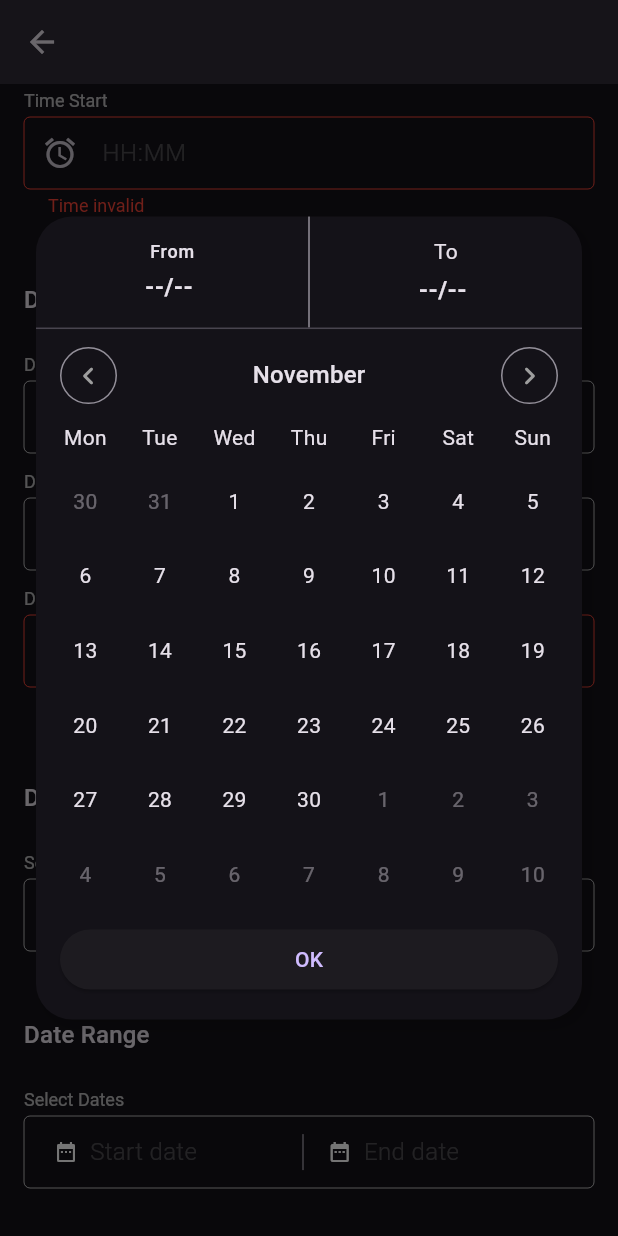
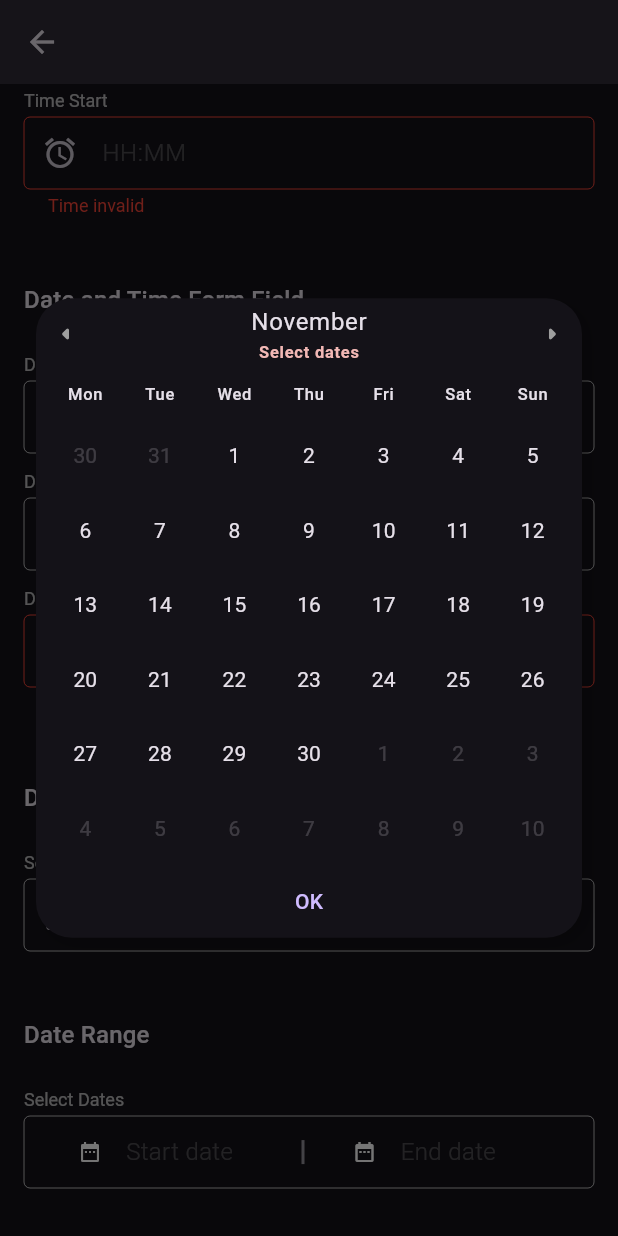
Before and after one commit to dangngocduc/fl_form, a Flutter app: the DateFormFieldPage screen opened directly, scrolled down 576 dp, after a tap on "Start date", on a phone screen of 412 x 824 dp. Run offline on Flutter 3.47's test engine with Material 2 defaults, Android fonts, the phone set to English and light mode, and no system bars; our stand-ins replace image_picker, stream_transform, tuple; missing offline and left inert: random_avatar.

Commit message:
Update data

```diff
--- a/lib/formfield/dialog/fl_date_range_picker.dart
+++ b/lib/formfield/dialog/fl_date_range_picker.dart
@@ -3,14 +3,18 @@ import 'package:flutter/material.dart';
 import 'package:intl/intl.dart';
 
 class FlDateRangePicker extends StatefulWidget {
-  const FlDateRangePicker(
-      {Key? key,
+  const FlDateRangePicker({
+    Key? key,
     this.initialStartDate,
     this.initialEndDate,
     this.startEndDateChange,
     this.minimumDate,
-      this.maximumDate})
-      : super(key: key);
+    required this.textSelectDate,
+    required this.textSelectEndDate,
+    this.maximumDate,
+  }) : super(key: key);
+  final String textSelectDate;
+  final String textSelectEndDate;
   final DateTime? minimumDate;
   final DateTime? maximumDate;
   final DateTime? initialStartDate;
@@ -27,6 +31,60 @@ class _FlDateRangePickerState extends State<FlDateRangePicker> {
   DateTime currentMonthDate = DateTime.now();
   DateTime? startDate;
   DateTime? endDate;
+
+  Widget getDateSelectedWidget() {
+    if (startDate == null && endDate == null) {
+      return Text(
+        widget.textSelectDate,
+        style: Theme.of(context).textTheme.labelSmall?.copyWith(
+              color: Theme.of(context).colorScheme.error,
+              fontWeight: FontWeight.w700,
+            ),
+      );
+    } else {
+      DateFormat dateFormat = DateFormat.MMMd();
+      if (endDate == null) {
+        return RichText(
+          text: TextSpan(
+            children: [
+              TextSpan(
+                text: '${dateFormat.format(startDate!)} - ',
+                style: Theme.of(context).textTheme.labelSmall?.copyWith(
+                      fontWeight: FontWeight.w700,
+                    ),
+              ),
+              TextSpan(
+                text: widget.textSelectEndDate,
+                style: Theme.of(context).textTheme.labelSmall?.copyWith(
+                      fontWeight: FontWeight.w700,
+                      color: Theme.of(context).colorScheme.error,
+                    ),
+              ),
+            ],
+          ),
+        );
+      } else {
+        return RichText(
+          text: TextSpan(
+            children: [
+              TextSpan(
+                text: '${dateFormat.format(startDate!)} - ',
+                style: Theme.of(context).textTheme.labelSmall?.copyWith(
+                      fontWeight: FontWeight.w700,
+                    ),
+              ),
+              TextSpan(
+                text: dateFormat.format(endDate!),
+                style: Theme.of(context).textTheme.labelSmall?.copyWith(
+                      fontWeight: FontWeight.w700,
+                    ),
+              ),
+            ],
+          ),
+        );
+      }
+    }
+  }
 
   @override
   void initState() {
@@ -65,67 +123,44 @@ class _FlDateRangePickerState extends State<FlDateRangePicker> {
         mainAxisSize: MainAxisSize.min,
         children: <Widget>[
           Padding(
-            padding:
-                const EdgeInsets.only(left: 8.0, right: 8.0, top: 4, bottom: 4),
+            padding: const EdgeInsets.only(
+                left: 8.0, right: 8.0, top: 4, bottom: 12),
             child: Row(
               children: <Widget>[
-                Padding(
-                  padding: const EdgeInsets.all(8.0),
-                  child: Container(
-                    height: 38,
-                    width: 38,
-                    decoration: BoxDecoration(
-                      borderRadius:
-                          const BorderRadius.all(Radius.circular(24.0)),
-                      border: Border.all(
-                        color: Theme.of(context).dividerColor,
-                      ),
-                    ),
-                    child: Material(
+                Material(
                   color: Colors.transparent,
                   child: InkWell(
-                        borderRadius:
-                            const BorderRadius.all(Radius.circular(24.0)),
+                    borderRadius: const BorderRadius.all(Radius.circular(24.0)),
                     onTap: () {
                       setState(() {
-                            currentMonthDate = DateTime(currentMonthDate.year,
-                                currentMonthDate.month, 0);
+                        currentMonthDate = DateTime(
+                            currentMonthDate.year, currentMonthDate.month, 0);
                         setListOfDate(currentMonthDate);
                       });
                     },
-                        child: Icon(
-                          Icons.keyboard_arrow_left_rounded,
+                    child: const Icon(
+                      Icons.arrow_left_rounded,
                       color: Colors.grey,
                     ),
                   ),
                 ),
+                Expanded(
+                  child: Column(
+                    children: [
+                      Center(
+                        child: Text(
+                          DateFormat('MMMM').format(currentMonthDate),
+                          style: Theme.of(context).textTheme.bodyLarge,
                         ),
                       ),
-                Expanded(
-                  child: Center(
-                    child: Text(
-                      DateFormat('MMMM').format(currentMonthDate),
-                      style: Theme.of(context).textTheme.titleMedium,
+                      getDateSelectedWidget()
+                    ],
                   ),
                 ),
-                ),
-                Padding(
-                  padding: const EdgeInsets.all(8.0),
-                  child: Container(
-                    height: 38,
-                    width: 38,
-                    decoration: BoxDecoration(
-                      borderRadius:
-                          const BorderRadius.all(Radius.circular(24.0)),
-                      border: Border.all(
-                        color: Theme.of(context).dividerColor,
-                      ),
-                    ),
-                    child: Material(
+                Material(
                   color: Colors.transparent,
                   child: InkWell(
-                        borderRadius:
-                            const BorderRadius.all(Radius.circular(24.0)),
+                    borderRadius: const BorderRadius.all(Radius.circular(24.0)),
                     onTap: () {
                       setState(() {
                         currentMonthDate = DateTime(currentMonthDate.year,
@@ -134,10 +169,8 @@ class _FlDateRangePickerState extends State<FlDateRangePicker> {
                       });
                     },
                     child: const Icon(
-                          Icons.keyboard_arrow_right_rounded,
+                      Icons.arrow_right_rounded,
                       color: Colors.grey,
-                        ),
-                      ),
                     ),
                   ),
                 ),
@@ -170,7 +203,7 @@ class _FlDateRangePickerState extends State<FlDateRangePicker> {
           child: Center(
             child: Text(
               DateFormat('EEE').format(dateList[i]),
-              style: Theme.of(context).textTheme.bodyMedium,
+              style: Theme.of(context).textTheme.labelSmall,
             ),
           ),
         ),
@@ -298,7 +331,7 @@ class _FlDateRangePickerState extends State<FlDateRangePicker> {
                                 '${date.day}',
                                 style: Theme.of(context)
                                     .textTheme
-                                    .bodyMedium!
+                                    .labelLarge!
                                     .copyWith(
                                         color: getIsItStartAndEndDate(date)
                                             ? Colors.white
@@ -306,13 +339,13 @@ class _FlDateRangePickerState extends State<FlDateRangePicker> {
                                                     date.month
                                                 ? Theme.of(context)
                                                     .textTheme
-                                                    .bodyText1!
+                                                    .labelLarge!
                                                     .color
                                                 : Theme.of(context)
                                                     .textTheme
-                                                    .caption!
+                                                    .labelLarge!
                                                     .color!
-                                                    .withOpacity(0.4),
+                                                    .withOpacity(0.2),
                                         fontWeight: getIsItStartAndEndDate(date)
                                             ? FontWeight.bold
                                             : FontWeight.normal),
--- a/lib/formfield/dialog/fl_date_range_picker_dialog.dart
+++ b/lib/formfield/dialog/fl_date_range_picker_dialog.dart
@@ -13,6 +13,10 @@ class CalendarPopUp extends StatefulWidget {
       this.onCancelClick,
       this.barrierDismissible = true,
       this.minimumDate,
+      required this.fromText,
+      required this.toText,
+      required this.textSelectDate,
+      required this.textSelectEndDate,
       this.maximumDate})
       : super(key: key);
 
@@ -21,6 +25,10 @@ class CalendarPopUp extends StatefulWidget {
   final bool barrierDismissible;
   final DateTime? initialStartDate;
   final DateTime? initialEndDate;
+  final String fromText;
+  final String toText;
+  final String textSelectDate;
+  final String textSelectEndDate;
   final Function(DateTime, DateTime)? onApplyClick;
 
   final Function()? onCancelClick;
@@ -101,6 +109,7 @@ class _CalendarPopUpState extends State<CalendarPopUp>
                           crossAxisAlignment: CrossAxisAlignment.stretch,
                           mainAxisSize: MainAxisSize.min,
                           children: <Widget>[
+                            /*
                             Row(
                               children: <Widget>[
                                 Expanded(
@@ -109,11 +118,13 @@ class _CalendarPopUpState extends State<CalendarPopUp>
                                     crossAxisAlignment:
                                         CrossAxisAlignment.center,
                                     children: <Widget>[
-                                      Text('From',
-                                          textAlign: TextAlign.left,
-                                          style: Theme.of(context)
-                                              .textTheme
-                                              .labelMedium),
+                                      Text(
+                                        widget.fromText,
+                                        textAlign: TextAlign.left,
+                                        style: Theme.of(context)
+                                            .textTheme
+                                            .labelMedium,
+                                      ),
                                       const SizedBox(
                                         height: 4,
                                       ),
@@ -121,7 +132,7 @@ class _CalendarPopUpState extends State<CalendarPopUp>
                                         startDate != null
                                             ? DateFormat('EEE, dd MMM')
                                                 .format(startDate!)
-                                            : '--/-- ',
+                                            : '__/__',
                                         style: Theme.of(context)
                                             .textTheme
                                             .bodyMedium!
@@ -143,10 +154,12 @@ class _CalendarPopUpState extends State<CalendarPopUp>
                                     crossAxisAlignment:
                                         CrossAxisAlignment.center,
                                     children: <Widget>[
-                                      Text('To',
-                                          style: Theme.of(context)
-                                              .textTheme
-                                              .bodyText2),
+                                      Text(
+                                        widget.toText,
+                                        style: Theme.of(context)
+                                            .textTheme
+                                            .labelMedium,
+                                      ),
                                       const SizedBox(
                                         height: 4,
                                       ),
@@ -154,7 +167,7 @@ class _CalendarPopUpState extends State<CalendarPopUp>
                                         endDate != null
                                             ? DateFormat('EEE, dd MMM')
                                                 .format(endDate!)
-                                            : '--/-- ',
+                                            : '__/__',
                                         style: Theme.of(context)
                                             .textTheme
                                             .bodyMedium!
@@ -170,11 +183,14 @@ class _CalendarPopUpState extends State<CalendarPopUp>
                             const Divider(
                               height: 1,
                             ),
+                            */
                             FlDateRangePicker(
                               minimumDate: widget.minimumDate,
                               maximumDate: widget.maximumDate,
                               initialEndDate: widget.initialEndDate,
                               initialStartDate: widget.initialStartDate,
+                              textSelectDate: widget.textSelectDate,
+                              textSelectEndDate: widget.textSelectEndDate,
                               startEndDateChange: (DateTime? startDateData,
                                   DateTime? endDateData) {
                                 setState(() {
@@ -185,8 +201,8 @@ class _CalendarPopUpState extends State<CalendarPopUp>
                             ),
                             Padding(
                               padding: const EdgeInsets.only(
-                                  left: 16, right: 16, bottom: 16, top: 8),
-                              child: ElevatedButton(
+                                  left: 16, right: 16, bottom: 0, top: 0),
+                              child: TextButton(
                                 onPressed: () {
                                   if (startDate != null && endDate != null) {
                                     Navigator.pop(
--- a/lib/formfield/fl_date_range_form_field.dart
+++ b/lib/formfield/fl_date_range_form_field.dart
@@ -11,12 +11,17 @@ class FlDateRangeFormField extends FormField<Tuple2<DateTime, DateTime>> {
     Tuple2<DateTime, DateTime>? initialValue,
     FormFieldSetter<Tuple2<DateTime, DateTime>>? onSaved,
     FormFieldValidator<Tuple2<DateTime, DateTime>>? validator,
+    EdgeInsetsGeometry? contentPadding,
     AutovalidateMode? autovalidateMode,
     required String label,
     required String placeholderText,
     Widget? prefixIcon,
     bool isRequired = false,
     bool enabled = true,
+    String fromText = 'From',
+    String textSelectDate = 'Select dates',
+    String textSelectEndDate = 'Select end date',
+    String toText = 'To',
   }) : super(
           initialValue: initialValue,
           onSaved: onSaved,
@@ -64,6 +69,10 @@ class FlDateRangeFormField extends FormField<Tuple2<DateTime, DateTime>> {
                           maximumDate: DateTime.now().add(
                             const Duration(days: 90),
                           ),
+                          textSelectDate: textSelectDate,
+                          textSelectEndDate: textSelectEndDate,
+                          fromText: fromText,
+                          toText: toText,
                           minimumDate: DateTime.now(),
                         );
                         // return DateRangePickerDialog(
@@ -82,6 +91,7 @@ class FlDateRangeFormField extends FormField<Tuple2<DateTime, DateTime>> {
                   },
                   child: InputDecorator(
                     decoration: InputDecoration(
+                      contentPadding: contentPadding,
                       hintText: placeholderText,
                       enabledBorder: field.hasError
                           ? Theme.of(field.context)
@@ -116,8 +126,8 @@ class FlDateRangeFormField extends FormField<Tuple2<DateTime, DateTime>> {
                           dateTime: field.value?.item1,
                         )),
                         Container(
-                          height: 24,
-                          width: 1,
+                          height: 16,
+                          width: 2,
                           margin: const EdgeInsets.symmetric(horizontal: 8)
                               .copyWith(right: 16),
                           color: Theme.of(field.context).dividerColor,
@@ -174,9 +184,10 @@ class DateInfo extends StatelessWidget {
   Widget build(BuildContext context) {
     return Row(
       children: [
-        icon,
-        const SizedBox(
-          width: 8,
+        Container(
+          width: 48,
+          child: icon,
+          alignment: Alignment.center,
         ),
         Expanded(
           child: dateTime == null
--- a/lib/formfield/fl_search_item_form_field.dart
+++ b/lib/formfield/fl_search_item_form_field.dart
@@ -1,6 +1,7 @@
 import 'package:fl_form/formfield/bottom_sheet/item_picker_default_widget.dart';
 import 'package:fl_form/formfield/bottom_sheet/single_item_picker_bottom_sheet.dart';
 import 'package:fl_form/formfield/dialog/fl_search_page.dart';
+import 'package:flutter/cupertino.dart';
 import 'package:flutter/material.dart';
 
 import 'fl_form_field_theme.dart';
@@ -19,6 +20,7 @@ class FlSearchItemFormField<T> extends FormField<T> {
     FormFieldValidator<T>? validator,
     FormFieldSetter<T>? onSaved,
     AutovalidateMode? autovalidateMode,
+    EdgeInsetsGeometry? contentPadding,
     bool enabled = true,
     T? initialValue,
     required this.onSearch,
@@ -78,13 +80,15 @@ class FlSearchItemFormField<T> extends FormField<T> {
                   child: InputDecorator(
                     decoration: InputDecoration(
                       hintText: placeholderText,
+                      contentPadding: contentPadding,
                       prefixIcon: prefixIcon,
                       suffixIcon: field.value != null
                           ? GestureDetector(
                               onTap: () {
                                 field.didChange(null);
                               },
-                              child: const Icon(Icons.clear_outlined))
+                              child: const Icon(
+                                  CupertinoIcons.clear_circled_solid))
                           : null,
                       enabledBorder: state.hasError
                           ? Theme.of(field.context)
--- a/lib/formfield/fl_text_form_field.dart
+++ b/lib/formfield/fl_text_form_field.dart
@@ -1,4 +1,5 @@
 import 'package:flutter/material.dart';
+import 'package:tuple/tuple.dart';
 
 import 'fl_form_field_theme.dart';
 
@@ -26,6 +27,8 @@ class FlTextFormField extends FormField<String> {
     bool autocorrect = true,
     bool enableSuggestions = true,
     Iterable<String>? autofillHints,
+    double? paddingLeftError,
+    Tuple2<Widget, Widget>? iconObscureText,
   }) : super(
           validator: validator,
           onSaved: onSaved,
@@ -89,8 +92,10 @@ class FlTextFormField extends FormField<String> {
                               state.toglgleShowPass();
                             },
                             child: state.obscureText
-                                ? const Icon(Icons.visibility_outlined)
-                                : const Icon(Icons.visibility_off_outlined),
+                                ? (iconObscureText?.item1 ??
+                                    const Icon(Icons.visibility_outlined))
+                                : (iconObscureText?.item2 ??
+                                    const Icon(Icons.visibility_off_outlined)),
                           )
                         : null,
                     enabledBorder: state.hasError
@@ -120,11 +125,12 @@ class FlTextFormField extends FormField<String> {
                   Padding(
                     padding: EdgeInsets.only(
                       top: 4,
-                      left: (Theme.of(field.context)
-                              .extension<FlFormFieldTheme>()
-                              ?.inputDecorationTheme
-                              .contentPadding as EdgeInsets)
-                          .left,
+                      left: paddingLeftError ??
+                          (Theme.of(field.context)
+                                  .extension<FlFormFieldTheme>()
+                                  ?.inputDecorationTheme
+                                  .contentPadding as EdgeInsets)
+                              .left,
                     ),
                     child: RichText(
                       text: TextSpan(
```
Lines whose indentation alone changed are shown as unchanged.
